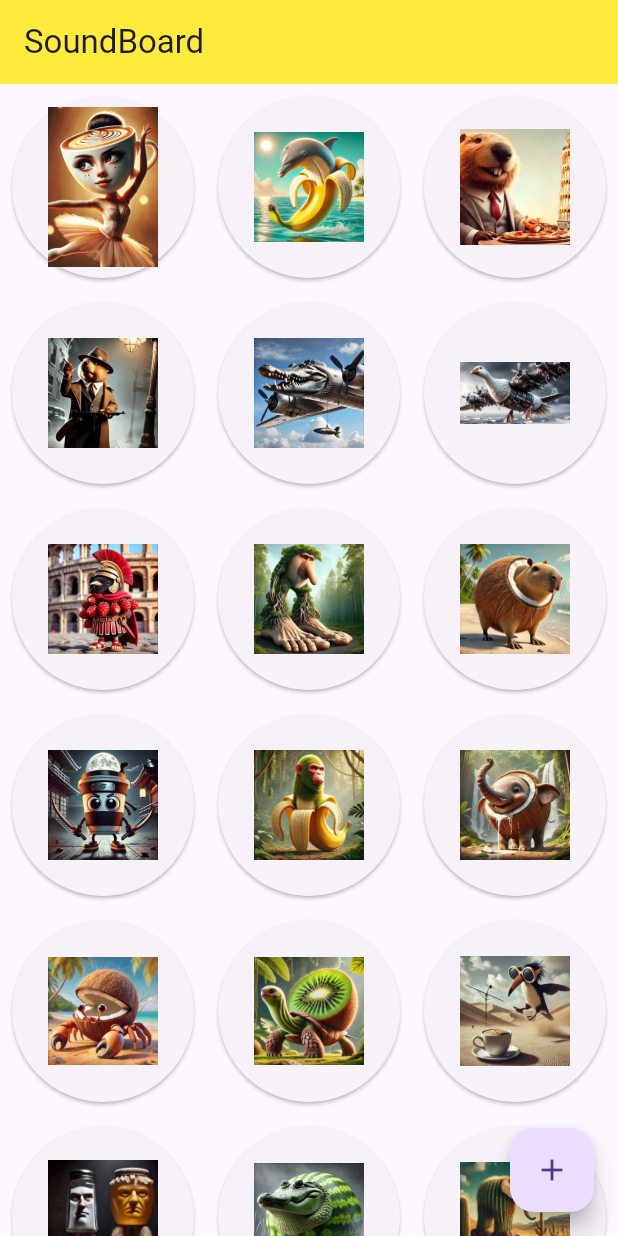
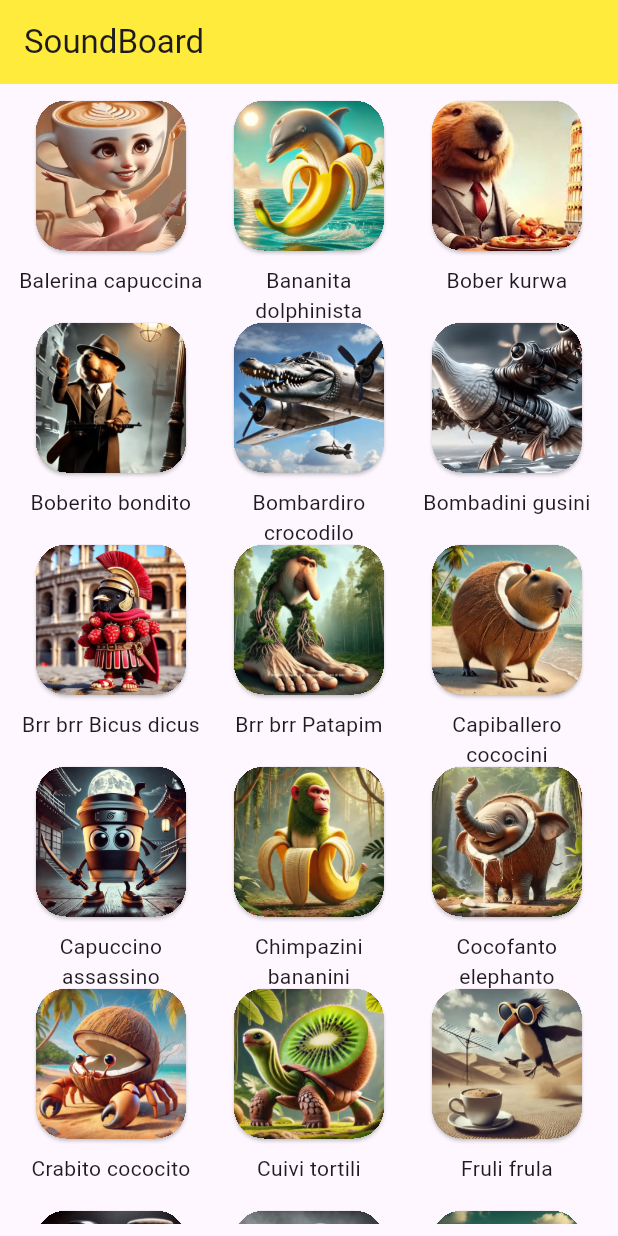
Before and after one commit to louisoliv/Sound_Board_Italian_Brain_Rot, a Flutter app: the screen it shows after launch, on a phone screen of 412 x 824 dp. Run offline on Flutter 3.47's test engine with Material 3 defaults, Android fonts, the light colour scheme and no system bars; our stand-ins replace audioplayers.

Commit message:
Changing the spaces between buttons, trying some ajustements

```diff
--- a/lib/main.dart
+++ b/lib/main.dart
@@ -51,7 +51,7 @@ class _MyHomePageState extends State<MyHomePage> {
       id: 0,
       pathSong: 'sounds/italian-brainrot-Balerina-capuccina.mp3',
       name: 'Balerina capuccina',
-      pathImage: 'assets/images/Ballerina-Cappuccina.png',
+      pathImage: 'assets/images/Ballerina-Cappuccina2.png',
     ),
     Song(
       id: 1,
@@ -204,46 +204,63 @@ class _MyHomePageState extends State<MyHomePage> {
   Widget build(BuildContext context) {
     return Scaffold(
       appBar: AppBar(backgroundColor: Colors.yellow, title: Text(widget.title)),
-      body: Center(
+      body: Padding(
+        padding: const EdgeInsets.all(8.0),
+        child: SizedBox(
+          height: 775, // ou MediaQuery pour s'adapter à l'écran
+          child: Column(
+            children: [
+              Expanded(
                 child: GridView.count(
+                  padding: EdgeInsets.only(top: 2),
                   primary: false,
                   crossAxisCount: 3,
+                  mainAxisSpacing: 16.0,
                   children: List.generate(soundPaths.length, (index) {
                     return Padding(
-              padding: const EdgeInsets.all(8.0),
+                      padding: const EdgeInsets.all(1.0),
+                      child: Column(
+                        children: [
+                          SizedBox(
+                            width: 100,
+                            height: 100,
                             child: ElevatedButton(
-                // style: ButtonStyle(),
+                              style: ElevatedButton.styleFrom(
+                                padding: EdgeInsets.zero,
+                                shape: RoundedRectangleBorder(
+                                  borderRadius: BorderRadius.circular(20),
+                                ),
+                                backgroundColor: Colors.transparent,
+                              ),
+                              clipBehavior: Clip.hardEdge,
                               onPressed: () async {
-                  print("ça clique !");
-
-                  await player.play(AssetSource(soundPaths[index].pathSong));
-                  // await player.stop();
+                                await player.play(
+                                  AssetSource(soundPaths[index].pathSong),
+                                );
                               },
-                child: Align(
-                  alignment: Alignment.center,
-
-                  // child: Text(
-                  //   soundPaths[index].name,
-                  //   style: TextStyle(fontSize: 14.0),
-                  //   textAlign: TextAlign.center,
-                  // ),
                               child: Image.asset(
                                 soundPaths[index].pathImage,
                                 fit: BoxFit.cover,
+                                width: double.infinity,
+                                height: double.infinity,
                               ),
                             ),
+                          ),
+                          const SizedBox(height: 10),
+                          Text(
+                            soundPaths[index].name,
+                            style: TextStyle(fontSize: 14.0),
+                            textAlign: TextAlign.center,
+                          ),
+                        ],
                       ),
                     );
                   }),
                 ),
               ),
-
-      floatingActionButton: FloatingActionButton(
-        onPressed: () {
-          print("Clicked");
-        },
-        tooltip: 'Increment',
-        child: const Icon(Icons.add),
+            ],
+          ),
+        ),
       ),
     );
   }
```
Lines whose indentation alone changed are shown as unchanged.
